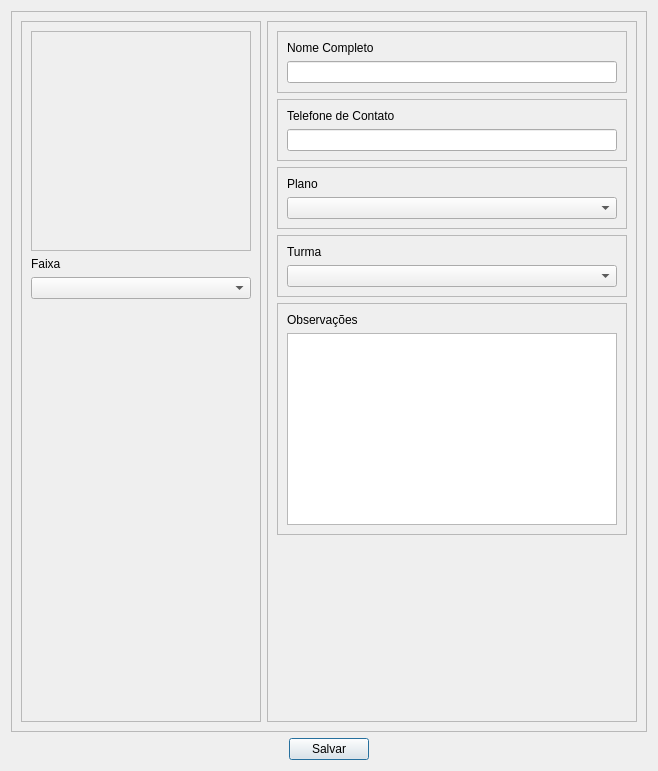
vitorcarnieli/desktop-bjjadmin, file views/ui/raw/student/add_student_view.ui: the form before one commit.
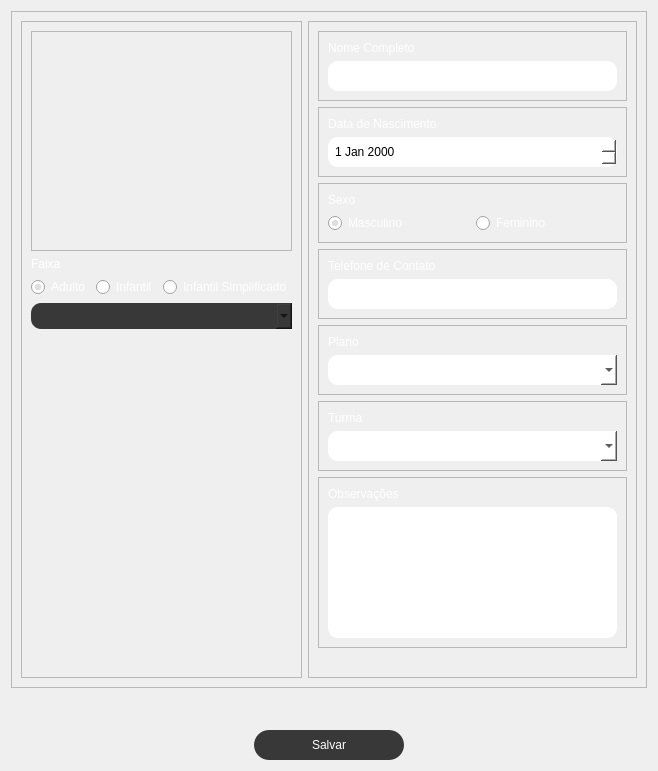
The form after the commit.

Commit message: feat: students crud complete

The edit to the form file:
```diff
--- a/views/ui/raw/student/add_student_view.ui
+++ b/views/ui/raw/student/add_student_view.ui
@@ -91,13 +91,63 @@
          </item>
          <item>
           <widget class="QLabel" name="label_7">
+           <property name="styleSheet">
+            <string notr="true">color: rgb(255, 255, 255);</string>
+           </property>
            <property name="text">
             <string>Faixa</string>
            </property>
           </widget>
          </item>
          <item>
-          <widget class="QComboBox" name="combo_belts"/>
+          <layout class="QHBoxLayout" name="horizontalLayout_5">
+           <item>
+            <widget class="QRadioButton" name="radio_adult">
+             <property name="styleSheet">
+              <string notr="true">color: rgb(255, 255, 255);</string>
+             </property>
+             <property name="text">
+              <string>Adulto</string>
+             </property>
+             <property name="checked">
+              <bool>true</bool>
+             </property>
+            </widget>
+           </item>
+           <item>
+            <widget class="QRadioButton" name="radio_child">
+             <property name="styleSheet">
+              <string notr="true">color: rgb(255, 255, 255);
+</string>
+             </property>
+             <property name="text">
+              <string>Infantil</string>
+             </property>
+            </widget>
+           </item>
+           <item>
+            <widget class="QRadioButton" name="radio_child_simple">
+             <property name="styleSheet">
+              <string notr="true">color: rgb(255, 255, 255);</string>
+             </property>
+             <property name="text">
+              <string>Infantil Simplificado</string>
+             </property>
+            </widget>
+           </item>
+          </layout>
+         </item>
+         <item>
+          <widget class="QComboBox" name="combo_belts">
+           <property name="styleSheet">
+            <string notr="true">QComboBox{
+	background:  #383838;
+	border-radius: 10px;
+	padding: 5px;
+}
+</string>
+           </property>
+          </widget>
          </item>
          <item>
           <spacer name="v1_2">
@@ -135,13 +185,140 @@
            <layout class="QVBoxLayout" name="verticalLayout_11">
             <item>
              <widget class="QLabel" name="label_8">
+              <property name="styleSheet">
+               <string notr="true">color: rgb(255, 255, 255);</string>
+              </property>
               <property name="text">
                <string>Nome Completo</string>
               </property>
              </widget>
             </item>
             <item>
-             <widget class="QLineEdit" name="line_name"/>
+             <widget class="QLineEdit" name="line_name">
+              <property name="minimumSize">
+               <size>
+                <width>0</width>
+                <height>30</height>
+               </size>
+              </property>
+              <property name="styleSheet">
+               <string notr="true">QLineEdit{
+	background:  rgb(255, 255, 255);
+	border-radius: 10px;
+	padding: 5px;
+}
+</string>
+              </property>
+             </widget>
+            </item>
+           </layout>
+          </widget>
+         </item>
+         <item>
+          <widget class="QFrame" name="frame">
+           <property name="frameShape">
+            <enum>QFrame::Shape::StyledPanel</enum>
+           </property>
+           <property name="frameShadow">
+            <enum>QFrame::Shadow::Raised</enum>
+           </property>
+           <layout class="QVBoxLayout" name="verticalLayout">
+            <item>
+             <widget class="QLabel" name="label_2">
+              <property name="styleSheet">
+               <string notr="true">color: rgb(255, 255, 255);</string>
+              </property>
+              <property name="text">
+               <string>Data de Nascimento</string>
+              </property>
+             </widget>
+            </item>
+            <item>
+             <widget class="QDateEdit" name="dateEdit">
+              <property name="minimumSize">
+               <size>
+                <width>0</width>
+                <height>30</height>
+               </size>
+              </property>
+              <property name="styleSheet">
+               <string notr="true">QDateEdit{
+	background:  rgb(255, 255, 255);
+	border-radius: 10px;
+	padding: 5px;
+}
+</string>
+              </property>
+              <property name="maximumDateTime">
+               <datetime>
+                <hour>23</hour>
+                <minute>59</minute>
+                <second>59</second>
+                <year>2100</year>
+                <month>12</month>
+                <day>31</day>
+               </datetime>
+              </property>
+              <property name="minimumDateTime">
+               <datetime>
+                <hour>3</hour>
+                <minute>0</minute>
+                <second>0</second>
+                <year>1900</year>
+                <month>9</month>
+                <day>14</day>
+               </datetime>
+              </property>
+             </widget>
+            </item>
+           </layout>
+          </widget>
+         </item>
+         <item>
+          <widget class="QFrame" name="frame_2">
+           <property name="frameShape">
+            <enum>QFrame::Shape::StyledPanel</enum>
+           </property>
+           <property name="frameShadow">
+            <enum>QFrame::Shadow::Raised</enum>
+           </property>
+           <layout class="QVBoxLayout" name="verticalLayout_2">
+            <item>
+             <widget class="QLabel" name="label_3">
+              <property name="styleSheet">
+               <string notr="true">color: rgb(255, 255, 255);</string>
+              </property>
+              <property name="text">
+               <string>Sexo</string>
+              </property>
+             </widget>
+            </item>
+            <item>
+             <layout class="QHBoxLayout" name="horizontalLayout_2">
+              <item>
+               <widget class="QRadioButton" name="radio_male">
+                <property name="styleSheet">
+                 <string notr="true">color: rgb(255, 255, 255);</string>
+                </property>
+                <property name="text">
+                 <string>Masculino</string>
+                </property>
+                <property name="checked">
+                 <bool>true</bool>
+                </property>
+               </widget>
+              </item>
+              <item>
+               <widget class="QRadioButton" name="radio_female">
+                <property name="styleSheet">
+                 <string notr="true">color: rgb(255, 255, 255);</string>
+                </property>
+                <property name="text">
+                 <string>Feminino</string>
+                </property>
+               </widget>
+              </item>
+             </layout>
             </item>
            </layout>
           </widget>
@@ -157,13 +334,31 @@
            <layout class="QVBoxLayout" name="verticalLayout_12">
             <item>
              <widget class="QLabel" name="label_9">
+              <property name="styleSheet">
+               <string notr="true">color: rgb(255, 255, 255);</string>
+              </property>
               <property name="text">
                <string>Telefone de Contato</string>
               </property>
              </widget>
             </item>
             <item>
-             <widget class="QLineEdit" name="line_phone"/>
+             <widget class="QLineEdit" name="line_phone">
+              <property name="minimumSize">
+               <size>
+                <width>0</width>
+                <height>30</height>
+               </size>
+              </property>
+              <property name="styleSheet">
+               <string notr="true">QLineEdit{
+	background:  rgb(255, 255, 255);
+	border-radius: 10px;
+	padding: 5px;
+}
+</string>
+              </property>
+             </widget>
             </item>
            </layout>
           </widget>
@@ -179,13 +374,31 @@
            <layout class="QVBoxLayout" name="verticalLayout_13">
             <item>
              <widget class="QLabel" name="label_10">
+              <property name="styleSheet">
+               <string notr="true">color: rgb(255, 255, 255);</string>
+              </property>
               <property name="text">
                <string>Plano</string>
               </property>
              </widget>
             </item>
             <item>
-             <widget class="QComboBox" name="combo_plan"/>
+             <widget class="QComboBox" name="combo_plan">
+              <property name="minimumSize">
+               <size>
+                <width>0</width>
+                <height>30</height>
+               </size>
+              </property>
+              <property name="styleSheet">
+               <string notr="true">QComboBox{
+	background:  rgb(255, 255, 255);
+	border-radius: 10px;
+	padding: 5px;
+}
+</string>
+              </property>
+             </widget>
             </item>
            </layout>
           </widget>
@@ -201,13 +414,31 @@
            <layout class="QVBoxLayout" name="verticalLayout_14">
             <item>
              <widget class="QLabel" name="label_11">
+              <property name="styleSheet">
+               <string notr="true">color: rgb(255, 255, 255);</string>
+              </property>
               <property name="text">
                <string>Turma</string>
               </property>
              </widget>
             </item>
             <item>
-             <widget class="QComboBox" name="combo_class"/>
+             <widget class="QComboBox" name="combo_class">
+              <property name="minimumSize">
+               <size>
+                <width>0</width>
+                <height>30</height>
+               </size>
+              </property>
+              <property name="styleSheet">
+               <string notr="true">QComboBox{
+	background:  rgb(255, 255, 255);
+	border-radius: 10px;
+	padding: 5px;
+}
+</string>
+              </property>
+             </widget>
             </item>
            </layout>
           </widget>
@@ -223,13 +454,25 @@
            <layout class="QVBoxLayout" name="verticalLayout_15">
             <item>
              <widget class="QLabel" name="label_12">
+              <property name="styleSheet">
+               <string notr="true">color: rgb(255, 255, 255);</string>
+              </property>
               <property name="text">
                <string>Observações</string>
               </property>
              </widget>
             </item>
             <item>
-             <widget class="QTextEdit" name="textEdit_observation"/>
+             <widget class="QTextEdit" name="textEdit_observation">
+              <property name="styleSheet">
+               <string notr="true">QTextEdit{
+	background:  rgb(255, 255, 255);
+	border-radius: 10px;
+	padding: 5px;
+}
+</string>
+              </property>
+             </widget>
             </item>
            </layout>
           </widget>
@@ -266,6 +509,22 @@
      </layout>
     </widget>
    </item>
+   <item>
+    <widget class="QLabel" name="label">
+     <property name="minimumSize">
+      <size>
+       <width>0</width>
+       <height>30</height>
+      </size>
+     </property>
+     <property name="text">
+      <string/>
+     </property>
+     <property name="alignment">
+      <set>Qt::AlignmentFlag::AlignCenter</set>
+     </property>
+    </widget>
+   </item>
    <item>
     <layout class="QHBoxLayout" name="horizontalLayout_3">
      <item>
@@ -283,6 +542,28 @@
      </item>
      <item>
       <widget class="QPushButton" name="save_btn">
+       <property name="minimumSize">
+        <size>
+         <width>150</width>
+         <height>30</height>
+        </size>
+       </property>
+       <property name="styleSheet">
+        <string notr="true">QPushButton {
+                            background: #383838;
+                            color: white;
+                            border-radius: 15px;
+                            }
+
+                            QPushButton:hover {
+                            background-color: #303030;
+                            color: white;
+                            }
+
+                            QPushButton:disabled{
+                            background-color: rgb(222, 222, 222);
+                            }</string>
+       </property>
        <property name="text">
         <string>Salvar</string>
        </property>
```
The commit also changes 29 other files.
